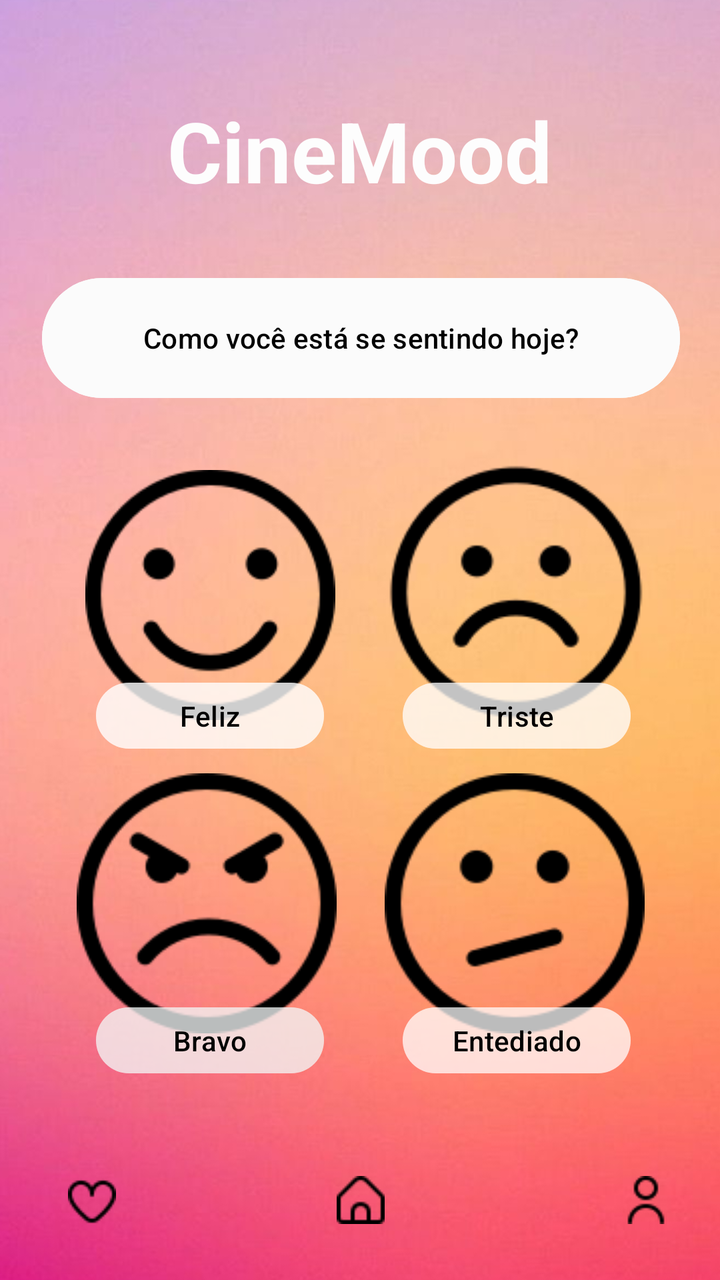
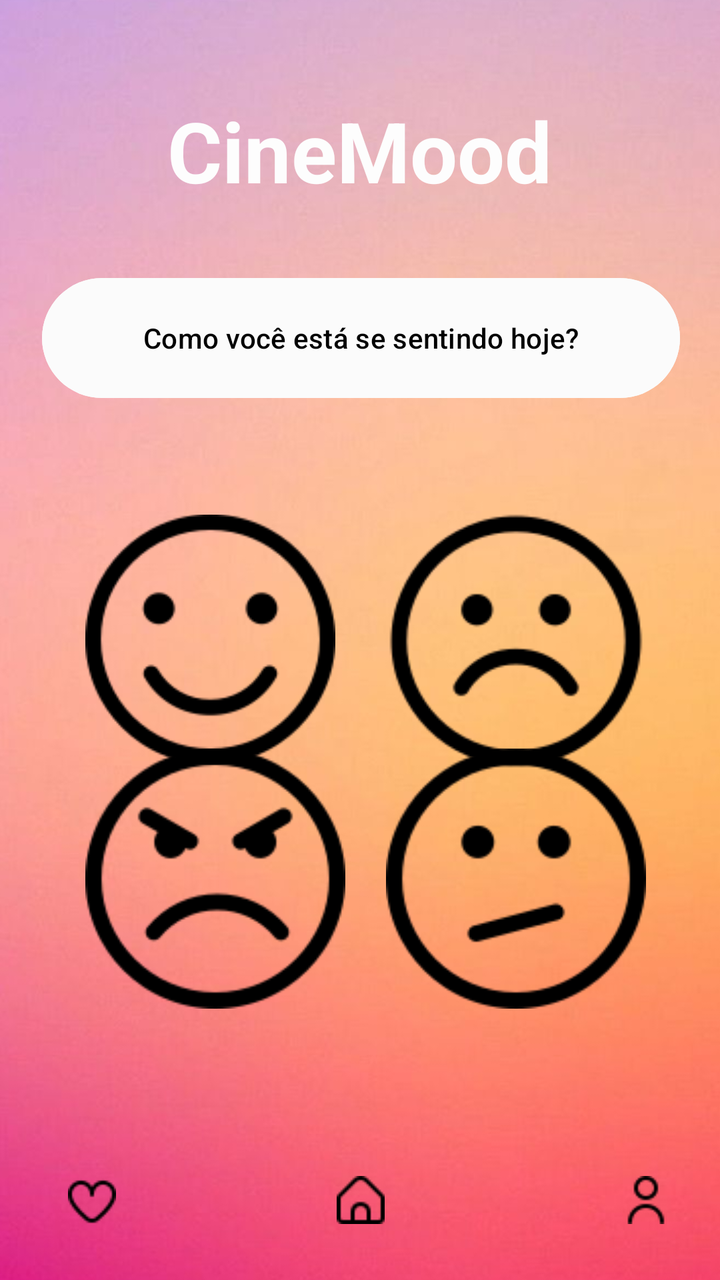

Before-and-after screenshots of an Android layout around one commit, followed by the original layout XML and the change that was made.
<!-- AndroidManifest.xml: application theme Theme.Teste -->
<!-- res/layout/activity_main.xml -->
<?xml version="1.0" encoding="utf-8"?>
<androidx.constraintlayout.widget.ConstraintLayout xmlns:android="http://schemas.android.com/apk/res/android"
    xmlns:app="http://schemas.android.com/apk/res-auto"
    xmlns:tools="http://schemas.android.com/tools"
    android:id="@+id/main"
    android:layout_width="match_parent"
    android:layout_height="match_parent"
    android:background="#FDFCFC"
    tools:context=".MainActivity">

    <ImageView
        android:id="@+id/imageView10"
        android:layout_width="658dp"
        android:layout_height="1404dp"
        app:layout_constraintBottom_toBottomOf="parent"
        app:layout_constraintEnd_toEndOf="parent"
        app:layout_constraintHorizontal_bias="0.635"
        app:layout_constraintStart_toStartOf="parent"
        app:layout_constraintTop_toTopOf="parent"
        app:layout_constraintVertical_bias="0.635"
        app:srcCompat="@drawable/fundo__1_" />

    <TextView
        android:id="@+id/textFrase"
        android:layout_width="228dp"
        android:layout_height="58dp"
        android:layout_gravity="center_horizontal"
        android:text="CineMood"
        android:textAlignment="center"
        android:textColor="#FDFDFD"
        android:textSize="42dp"
        android:textStyle="bold"
        app:layout_constraintBottom_toBottomOf="parent"
        app:layout_constraintEnd_toEndOf="parent"
        app:layout_constraintHorizontal_bias="0.497"
        app:layout_constraintStart_toStartOf="parent"
        app:layout_constraintTop_toTopOf="parent"
        app:layout_constraintVertical_bias="0.081" />

    <ImageView
        android:id="@+id/opcaoTriste"
        android:layout_width="130dp"
        android:layout_height="151dp"
        app:layout_constraintBottom_toBottomOf="parent"
        app:layout_constraintEnd_toEndOf="parent"
        app:layout_constraintHorizontal_bias="0.839"
        app:layout_constraintStart_toStartOf="parent"
        app:layout_constraintTop_toTopOf="parent"
        app:layout_constraintVertical_bias="0.451"
        app:srcCompat="@drawable/sad_face" />

    <ImageView
        android:id="@+id/opcaoRaiva"
        android:layout_width="130dp"
        android:layout_height="136dp"
        app:layout_constraintBottom_toBottomOf="parent"
        app:layout_constraintEnd_toEndOf="parent"
        app:layout_constraintHorizontal_bias="0.167"
        app:layout_constraintStart_toStartOf="parent"
        app:layout_constraintTop_toTopOf="parent"
        app:layout_constraintVertical_bias="0.761"
        app:srcCompat="@drawable/angry" />

    <ImageView
        android:id="@+id/opcaoFeliz"
        android:layout_width="125dp"
        android:layout_height="148dp"
        app:layout_constraintBottom_toBottomOf="parent"
        app:layout_constraintEnd_toEndOf="parent"
        app:layout_constraintHorizontal_bias="0.181"
        app:layout_constraintStart_toStartOf="parent"
        app:layout_constraintTop_toTopOf="parent"
        app:layout_constraintVertical_bias="0.454"
        app:srcCompat="@drawable/smile" />

    <ImageView
        android:id="@+id/opcaoEntediado"
        android:layout_width="130dp"
        android:layout_height="136dp"
        app:layout_constraintBottom_toBottomOf="parent"
        app:layout_constraintEnd_toEndOf="parent"
        app:layout_constraintHorizontal_bias="0.836"
        app:layout_constraintStart_toStartOf="parent"
        app:layout_constraintTop_toTopOf="parent"
        app:layout_constraintVertical_bias="0.761"
        app:srcCompat="@drawable/bored" />

    <Button
        android:id="@+id/botaoNovaFrase"
        android:layout_width="319dp"
        android:layout_height="68dp"
        android:backgroundTint="#FBFBFB"
        android:text="Como você está se sentindo hoje?"
        android:textColor="#020202"
        app:layout_constraintBottom_toBottomOf="parent"
        app:layout_constraintEnd_toEndOf="parent"
        app:layout_constraintHorizontal_bias="0.51"
        app:layout_constraintStart_toStartOf="parent"
        app:layout_constraintTop_toTopOf="parent"
        app:layout_constraintVertical_bias="0.236" />

    <Button
        android:id="@+id/botaoTriste"
        android:layout_width="114dp"
        android:layout_height="41dp"
        android:backgroundTint="#84FFFFFF"
        android:text="Triste"
        android:textColor="#020000"
        app:layout_constraintBottom_toBottomOf="parent"
        app:layout_constraintEnd_toEndOf="parent"
        app:layout_constraintHorizontal_bias="0.818"
        app:layout_constraintStart_toStartOf="parent"
        app:layout_constraintTop_toTopOf="parent"
        app:layout_constraintVertical_bias="0.563" />

    <Button
        android:id="@+id/botaoBravo"
        android:layout_width="114dp"
        android:layout_height="41dp"
        android:backgroundTint="#83F4F8F8"
        android:text="Bravo"
        android:textColor="#000000"
        app:layout_constraintBottom_toBottomOf="parent"
        app:layout_constraintEnd_toEndOf="parent"
        app:layout_constraintHorizontal_bias="0.195"
        app:layout_constraintStart_toStartOf="parent"
        app:layout_constraintTop_toTopOf="parent"
        app:layout_constraintVertical_bias="0.834" />

    <Button
        android:id="@+id/botaoEntediado"
        android:layout_width="114dp"
        android:layout_height="41dp"
        android:backgroundTint="#7CFFFFFF"
        android:text="Entediado"
        android:textColor="#000000"
        app:layout_constraintBottom_toBottomOf="parent"
        app:layout_constraintEnd_toEndOf="parent"
        app:layout_constraintHorizontal_bias="0.818"
        app:layout_constraintStart_toStartOf="parent"
        app:layout_constraintTop_toTopOf="parent"
        app:layout_constraintVertical_bias="0.834" />

    <ImageButton
        android:id="@+id/botaoFavoritos"
        android:layout_width="47dp"
        android:layout_height="52dp"
        android:background="#00FFFFFF"
        app:layout_constraintBottom_toBottomOf="parent"
        app:layout_constraintEnd_toEndOf="parent"
        app:layout_constraintHorizontal_bias="0.071"
        app:layout_constraintStart_toStartOf="parent"
        app:layout_constraintTop_toTopOf="parent"
        app:layout_constraintVertical_bias="0.977"
        app:srcCompat="@drawable/heart" />

    <ImageButton
        android:id="@+id/botaoHome"
        android:layout_width="47dp"
        android:layout_height="52dp"
        android:background="#00FFFFFF"
        app:layout_constraintBottom_toBottomOf="parent"
        app:layout_constraintEnd_toEndOf="parent"
        app:layout_constraintStart_toStartOf="parent"
        app:layout_constraintTop_toTopOf="parent"
        app:layout_constraintVertical_bias="0.976"
        app:srcCompat="@drawable/home" />

    <ImageButton
        android:id="@+id/botaoPerfil"
        android:layout_width="47dp"
        android:layout_height="52dp"
        android:background="#00FFFFFF"
        app:layout_constraintBottom_toBottomOf="parent"
        app:layout_constraintEnd_toEndOf="parent"
        app:layout_constraintHorizontal_bias="0.956"
        app:layout_constraintStart_toStartOf="parent"
        app:layout_constraintTop_toTopOf="parent"
        app:layout_constraintVertical_bias="0.976"
        app:srcCompat="@drawable/user" />

    <Button
        android:id="@+id/botaoFeliz"
        android:layout_width="114dp"
        android:layout_height="41dp"
        android:backgroundTint="#8FFFFFFF"
        android:text="Feliz"
        android:textColor="#000000"
        app:layout_constraintBottom_toBottomOf="parent"
        app:layout_constraintEnd_toEndOf="parent"
        app:layout_constraintHorizontal_bias="0.195"
        app:layout_constraintStart_toStartOf="parent"
        app:layout_constraintTop_toTopOf="parent"
        app:layout_constraintVertical_bias="0.563" />

</androidx.constraintlayout.widget.ConstraintLayout>
<!-- resources referenced by this layout -->
<resources>
  <!-- drawable angry: png bitmap (drawable, 3878 bytes) -->
  <!-- drawable bored: png bitmap (drawable, 3453 bytes) -->
  <!-- drawable fundo__1_: jpg bitmap (drawable, 78926 bytes) -->
  <!-- drawable heart: png bitmap (drawable, 532 bytes) -->
  <!-- drawable home: png bitmap (drawable, 387 bytes) -->
  <!-- drawable sad_face: png bitmap (drawable, 3639 bytes) -->
  <!-- drawable smile: png bitmap (drawable, 3709 bytes) -->
  <!-- drawable user: png bitmap (drawable, 489 bytes) -->
  <style name="Theme.Teste" parent="Base.Theme.Teste" />
  <style name="Base.Theme.Teste" parent="Theme.Material3.DayNight.NoActionBar">
          
          
      </style>
</resources>

<!-- the commit's change to res/layout/activity_main.xml (unified diff, before → after) -->
@@ -37,52 +37,60 @@
         app:layout_constraintTop_toTopOf="parent"
         app:layout_constraintVertical_bias="0.081" />
 
-    <ImageView
+    <ImageButton
+        android:id="@+id/opcaoFeliz"
+        android:layout_width="125dp"
+        android:layout_height="148dp"
+        android:background="#00FFFFFF"
+        android:scaleType="fitCenter"
+        app:layout_constraintBottom_toBottomOf="parent"
+        app:layout_constraintEnd_toEndOf="parent"
+        app:layout_constraintHorizontal_bias="0.181"
+        app:layout_constraintStart_toStartOf="parent"
+        app:layout_constraintTop_toTopOf="parent"
+        app:layout_constraintVertical_bias="0.499"
+        app:srcCompat="@drawable/smile" />
+
+    <ImageButton
         android:id="@+id/opcaoTriste"
         android:layout_width="130dp"
         android:layout_height="151dp"
+        android:background="#00FFFFFF"
+        android:scaleType="fitCenter"
         app:layout_constraintBottom_toBottomOf="parent"
         app:layout_constraintEnd_toEndOf="parent"
         app:layout_constraintHorizontal_bias="0.839"
         app:layout_constraintStart_toStartOf="parent"
         app:layout_constraintTop_toTopOf="parent"
-        app:layout_constraintVertical_bias="0.451"
+        app:layout_constraintVertical_bias="0.501"
         app:srcCompat="@drawable/sad_face" />
 
-    <ImageView
+    <ImageButton
         android:id="@+id/opcaoRaiva"
         android:layout_width="130dp"
         android:layout_height="136dp"
+        android:background="#00FFFFFF"
+        android:scaleType="fitCenter"
         app:layout_constraintBottom_toBottomOf="parent"
         app:layout_constraintEnd_toEndOf="parent"
-        app:layout_constraintHorizontal_bias="0.167"
+        app:layout_constraintHorizontal_bias="0.185"
         app:layout_constraintStart_toStartOf="parent"
         app:layout_constraintTop_toTopOf="parent"
-        app:layout_constraintVertical_bias="0.761"
+        app:layout_constraintVertical_bias="0.737"
         app:srcCompat="@drawable/angry" />
 
-    <ImageView
-        android:id="@+id/opcaoFeliz"
-        android:layout_width="125dp"
-        android:layout_height="148dp"
-        app:layout_constraintBottom_toBottomOf="parent"
-        app:layout_constraintEnd_toEndOf="parent"
-        app:layout_constraintHorizontal_bias="0.181"
-        app:layout_constraintStart_toStartOf="parent"
-        app:layout_constraintTop_toTopOf="parent"
-        app:layout_constraintVertical_bias="0.454"
-        app:srcCompat="@drawable/smile" />
-
-    <ImageView
+    <ImageButton
         android:id="@+id/opcaoEntediado"
         android:layout_width="130dp"
         android:layout_height="136dp"
+        android:background="#00FFFFFF"
+        android:scaleType="fitCenter"
         app:layout_constraintBottom_toBottomOf="parent"
         app:layout_constraintEnd_toEndOf="parent"
-        app:layout_constraintHorizontal_bias="0.836"
+        app:layout_constraintHorizontal_bias="0.839"
         app:layout_constraintStart_toStartOf="parent"
         app:layout_constraintTop_toTopOf="parent"
-        app:layout_constraintVertical_bias="0.761"
+        app:layout_constraintVertical_bias="0.737"
         app:srcCompat="@drawable/bored" />
 
     <Button
@@ -99,47 +107,7 @@
         app:layout_constraintTop_toTopOf="parent"
         app:layout_constraintVertical_bias="0.236" />
 
-    <Button
-        android:id="@+id/botaoTriste"
-        android:layout_width="114dp"
-        android:layout_height="41dp"
-        android:backgroundTint="#84FFFFFF"
-        android:text="Triste"
-        android:textColor="#020000"
-        app:layout_constraintBottom_toBottomOf="parent"
-        app:layout_constraintEnd_toEndOf="parent"
-        app:layout_constraintHorizontal_bias="0.818"
-        app:layout_constraintStart_toStartOf="parent"
-        app:layout_constraintTop_toTopOf="parent"
-        app:layout_constraintVertical_bias="0.563" />
-
-    <Button
-        android:id="@+id/botaoBravo"
-        android:layout_width="114dp"
-        android:layout_height="41dp"
-        android:backgroundTint="#83F4F8F8"
-        android:text="Bravo"
-        android:textColor="#000000"
-        app:layout_constraintBottom_toBottomOf="parent"
-        app:layout_constraintEnd_toEndOf="parent"
-        app:layout_constraintHorizontal_bias="0.195"
-        app:layout_constraintStart_toStartOf="parent"
-        app:layout_constraintTop_toTopOf="parent"
-        app:layout_constraintVertical_bias="0.834" />
-
-    <Button
-        android:id="@+id/botaoEntediado"
-        android:layout_width="114dp"
-        android:layout_height="41dp"
-        android:backgroundTint="#7CFFFFFF"
-        android:text="Entediado"
-        android:textColor="#000000"
-        app:layout_constraintBottom_toBottomOf="parent"
-        app:layout_constraintEnd_toEndOf="parent"
-        app:layout_constraintHorizontal_bias="0.818"
-        app:layout_constraintStart_toStartOf="parent"
-        app:layout_constraintTop_toTopOf="parent"
-        app:layout_constraintVertical_bias="0.834" />
+    
 
     <ImageButton
         android:id="@+id/botaoFavoritos"
@@ -179,18 +147,4 @@
         app:layout_constraintVertical_bias="0.976"
         app:srcCompat="@drawable/user" />
 
-    <Button
-        android:id="@+id/botaoFeliz"
-        android:layout_width="114dp"
-        android:layout_height="41dp"
-        android:backgroundTint="#8FFFFFFF"
-        android:text="Feliz"
-        android:textColor="#000000"
-        app:layout_constraintBottom_toBottomOf="parent"
-        app:layout_constraintEnd_toEndOf="parent"
-        app:layout_constraintHorizontal_bias="0.195"
-        app:layout_constraintStart_toStartOf="parent"
-        app:layout_constraintTop_toTopOf="parent"
-        app:layout_constraintVertical_bias="0.563" />
-
 </androidx.constraintlayout.widget.ConstraintLayout>
